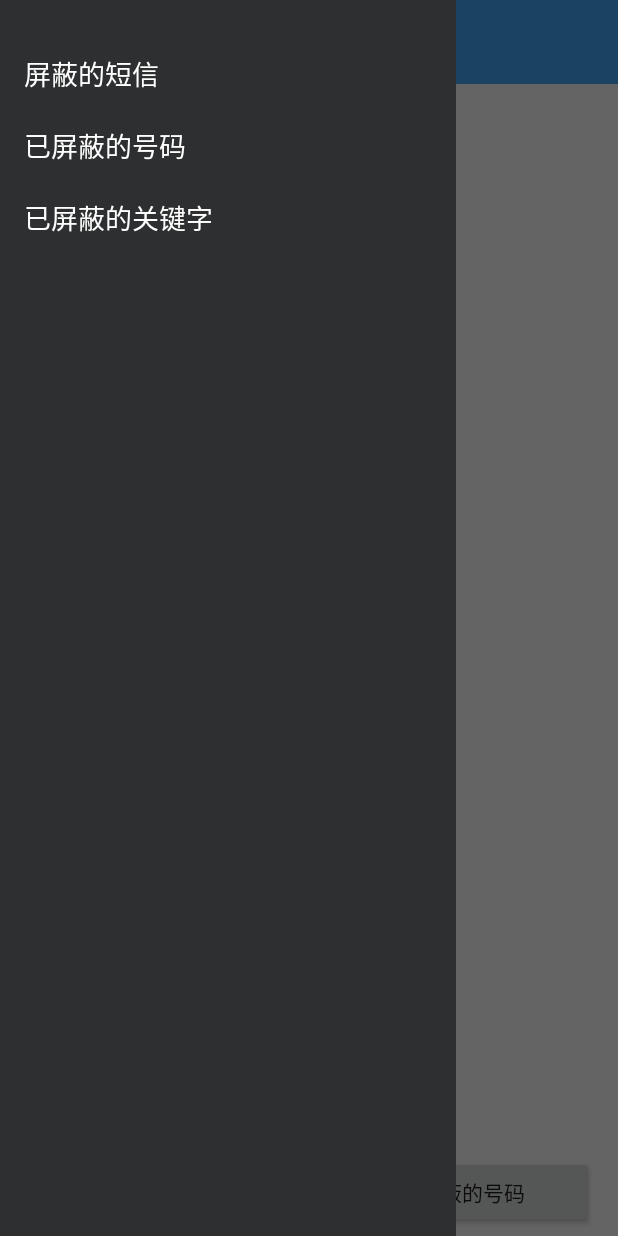
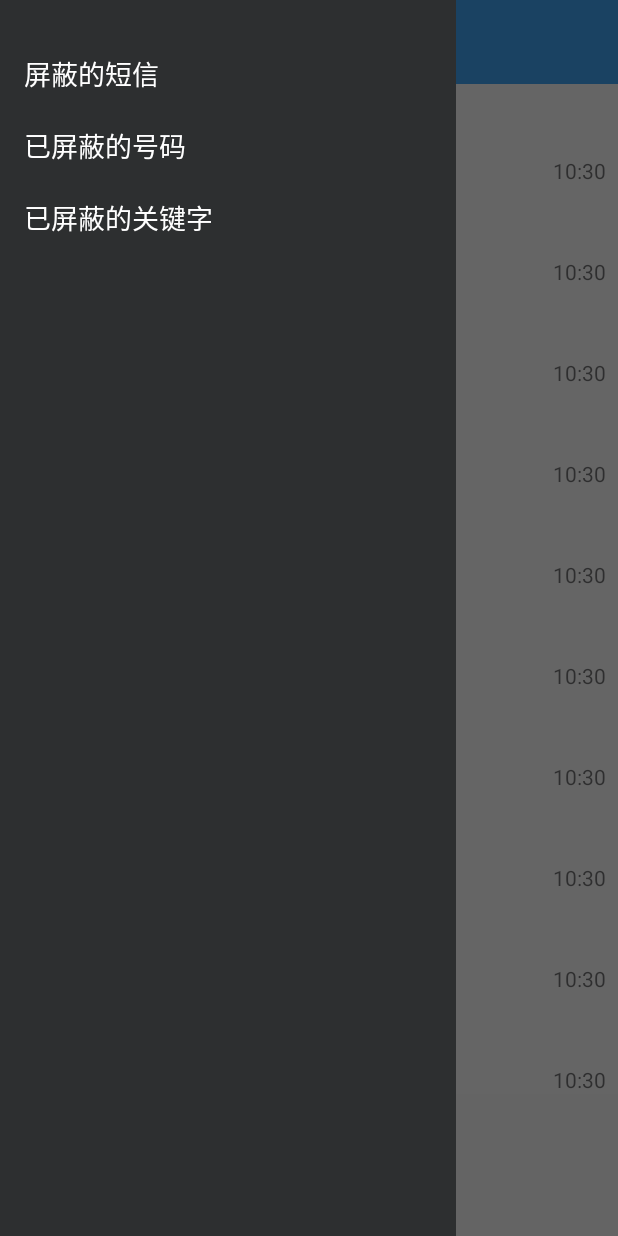
Before and after one commit to chaoyang805/BlockSMS, an Android app: the screen it shows after launch (MainActivity), with the side drawer open, on a phone screen of 412 x 824 dp. Run offline under Robolectric (Android 15) with nearby library versions, the phone set to English and light mode, and no system bars.

Commit message:
实现短信界面

```diff
--- a/app/src/main/java/com/chaoyang805/blocksms/MainActivity.java
+++ b/app/src/main/java/com/chaoyang805/blocksms/MainActivity.java
@@ -18,6 +18,7 @@ import com.chaoyang805.blocksms.app.BlockSMSApp;
 import com.chaoyang805.blocksms.bean.SMS;
 import com.chaoyang805.blocksms.db.SMSDAOImpl;
 import com.chaoyang805.blocksms.fragment.DrawerFragment;
+import com.chaoyang805.blocksms.fragment.SMSFragment;
 import com.chaoyang805.blocksms.utils.Constants;
 
 import java.util.List;
@@ -59,6 +60,8 @@ public class MainActivity extends AppCompatActivity implements View.OnClickListe
 
     private DrawerFragment mDrawerFragment;
 
+    private SMSFragment mSMSFragment;
+
 
 
     @Override
@@ -69,6 +72,13 @@ public class MainActivity extends AppCompatActivity implements View.OnClickListe
         initDrawer();
         initDatas();
         mNotificationManager = (NotificationManager) getSystemService(NOTIFICATION_SERVICE);
+        initSMSFragment();
+    }
+
+    private void initSMSFragment() {
+        mSMSFragment = new SMSFragment();
+
+        getFragmentManager().beginTransaction().replace(R.id.container, mSMSFragment, "sms_fragment").commit();
     }
 
     /**
@@ -94,13 +104,13 @@ public class MainActivity extends AppCompatActivity implements View.OnClickListe
      */
     private void initViews() {
         mToolbar = (Toolbar) findViewById(R.id.toolbar);
-        mLvBlockedSMS = (ListView) findViewById(R.id.lv_blocked_sms);
-        mBtnShowBlackList = (Button) findViewById(R.id.btn_show_blacklist);
-        mBtnShowKeywords = (Button) findViewById(R.id.btn_show_key_words);
-        mBtnShowBlackList.setOnClickListener(this);
-        mBtnShowKeywords.setOnClickListener(this);
-        mLvBlockedSMS.setOnItemLongClickListener(this);
-        mLvBlockedSMS.setOnItemClickListener(this);
+//        mLvBlockedSMS = (ListView) findViewById(R.id.lv_blocked_sms);
+//        mBtnShowBlackList = (Button) findViewById(R.id.btn_show_blacklist);
+//        mBtnShowKeywords = (Button) findViewById(R.id.btn_show_key_words);
+//        mBtnShowBlackList.setOnClickListener(this);
+//        mBtnShowKeywords.setOnClickListener(this);
+//        mLvBlockedSMS.setOnItemLongClickListener(this);
+//        mLvBlockedSMS.setOnItemClickListener(this);
     }
 
     /**
@@ -114,15 +124,15 @@ public class MainActivity extends AppCompatActivity implements View.OnClickListe
         } else {
             getSupportActionBar().setTitle(R.string.no_sms_was_blocked);
         }
-        mAdapter = new SMSAdapter(this, mList);
-        mLvBlockedSMS.setAdapter(mAdapter);
+//        mAdapter = new SMSAdapter(this, mList);
+//        mLvBlockedSMS.setAdapter(mAdapter);
     }
 
     @Override
     protected void onResume() {
         super.onResume();
         //从暂停中恢复后通过数据库更新界面
-        updateUI();
+//        updateUI();
         //取消掉拦截通知
         mNotificationManager.cancel(Constants.NOTIFICATION_ID);
     }
@@ -133,18 +143,18 @@ public class MainActivity extends AppCompatActivity implements View.OnClickListe
      */
     @Override
     public void onClick(View v) {
-        Intent intent;
-        switch (v.getId()) {
-            case R.id.btn_show_key_words:
-                intent = new Intent(this, KeywordsActivity.class);
-                startActivity(intent);
-                break;
-            case R.id.btn_show_blacklist:
-                intent = new Intent(this, BlockedPhoneActivity.class);
-                startActivity(intent);
-                break;
-
-        }
+//        Intent intent;
+//        switch (v.getId()) {
+//            case R.id.btn_show_key_words:
+//                intent = new Intent(this, KeywordsActivity.class);
+//                startActivity(intent);
+//                break;
+//            case R.id.btn_show_blacklist:
+//                intent = new Intent(this, BlockedPhoneActivity.class);
+//                startActivity(intent);
+//                break;
+//
+//        }
     }
 
     /**
--- /dev/null
+++ b/app/src/main/java/com/chaoyang805/blocksms/RecyclerListenerAdapter.java
@@ -0,0 +1,22 @@
+package com.chaoyang805.blocksms;
+
+import android.view.View;
+
+import com.chaoyang805.blocksms.adapter.SMSRecyclerAdapter;
+import com.chaoyang805.blocksms.bean.SMS;
+
+/**
+ * Created by chaoyang805 on 2015/9/4.
+ */
+public abstract class RecyclerListenerAdapter implements SMSRecyclerAdapter.RecyclerListener {
+
+    @Override
+    public void onItemClick(View v, SMS sms) {
+
+    }
+
+    @Override
+    public void onItemLongClick(View v, SMS sms) {
+
+    }
+}
--- /dev/null
+++ b/app/src/main/java/com/chaoyang805/blocksms/adapter/SMSRecyclerAdapter.java
@@ -0,0 +1,96 @@
+package com.chaoyang805.blocksms.adapter;
+
+import android.content.Context;
+import android.support.v7.widget.RecyclerView;
+import android.view.LayoutInflater;
+import android.view.View;
+import android.view.ViewGroup;
+import android.widget.TextView;
+
+import com.chaoyang805.blocksms.R;
+import com.chaoyang805.blocksms.RecyclerListenerAdapter;
+import com.chaoyang805.blocksms.bean.SMS;
+import com.chaoyang805.blocksms.utils.StringFormatUtil;
+
+import java.util.List;
+
+/**
+ * Created by chaoyang805 on 2015/9/4.
+ */
+public class SMSRecyclerAdapter extends RecyclerView.Adapter<SMSRecyclerAdapter.SMSViewHolder> implements View.OnClickListener, View.OnLongClickListener {
+
+    private List<SMS> mSMSes;
+    private Context mContext;
+
+    public SMSRecyclerAdapter(Context context, List<SMS> smses) {
+        mContext = context;
+        mSMSes = smses;
+    }
+
+    public interface RecyclerListener {
+        void onItemClick(View itemView, SMS sms);
+
+        void onItemLongClick(View itemView, SMS sms);
+    }
+
+    private RecyclerListenerAdapter mListenerAdapter;
+
+    public void addListener(RecyclerListenerAdapter listenerAdapter) {
+        mListenerAdapter = listenerAdapter;
+    }
+
+
+    @Override
+    public SMSViewHolder onCreateViewHolder(ViewGroup parent, int viewType) {
+        View itemView = LayoutInflater.from(parent.getContext()).inflate(R.layout.sms_item, parent, false);
+        itemView.setOnClickListener(this);
+        itemView.setOnLongClickListener(this);
+        SMSViewHolder viewHolder = new SMSViewHolder(itemView);
+        return viewHolder;
+    }
+
+    @Override
+    public void onBindViewHolder(SMSViewHolder holder, int position) {
+        SMS sms = mSMSes.get(position);
+        holder.tvReceivedTime.setText(StringFormatUtil.formatMilliseconds(sms.getReceivedTime()));
+        holder.tvSMSInfo.setText(sms.getSMSInfo());
+        holder.tvNum.setText(mContext.getString(R.string.from, sms.getPhoneNum()));
+        holder.itemView.setTag(sms);
+    }
+
+    @Override
+    public int getItemCount() {
+        return mSMSes.size();
+    }
+
+    @Override
+    public void onClick(View itemView) {
+        if (mListenerAdapter != null) {
+            mListenerAdapter.onItemClick(itemView, (SMS) itemView.getTag());
+        }
+    }
+
+    @Override
+    public boolean onLongClick(View itemView) {
+        if (mListenerAdapter != null) {
+            mListenerAdapter.onItemLongClick(itemView, (SMS) itemView.getTag());
+            return true;
+        }
+        return false;
+    }
+
+    public static class SMSViewHolder extends RecyclerView.ViewHolder {
+        TextView tvSMSInfo;
+        TextView tvNum;
+        TextView tvReceivedTime;
+
+
+        public SMSViewHolder(View itemView) {
+            super(itemView);
+
+            tvSMSInfo = (TextView) itemView.findViewById(R.id.tv_sms_info);
+            tvNum = (TextView) itemView.findViewById(R.id.tv_num);
+            tvReceivedTime = (TextView) itemView.findViewById(R.id.tv_received_time);
+        }
+    }
+}
--- /dev/null
+++ b/app/src/main/java/com/chaoyang805/blocksms/fragment/SMSFragment.java
@@ -0,0 +1,106 @@
+package com.chaoyang805.blocksms.fragment;
+
+import android.app.AlertDialog;
+import android.app.Fragment;
+import android.content.DialogInterface;
+import android.os.Bundle;
+import android.support.annotation.Nullable;
+import android.support.v7.widget.LinearLayoutManager;
+import android.support.v7.widget.RecyclerView;
+import android.view.LayoutInflater;
+import android.view.View;
+import android.view.ViewGroup;
+import android.widget.Toast;
+
+import com.chaoyang805.blocksms.MainActivity;
+import com.chaoyang805.blocksms.R;
+import com.chaoyang805.blocksms.RecyclerListenerAdapter;
+import com.chaoyang805.blocksms.adapter.SMSRecyclerAdapter;
+import com.chaoyang805.blocksms.app.BlockSMSApp;
+import com.chaoyang805.blocksms.bean.SMS;
+import com.chaoyang805.blocksms.db.SMSDAOImpl;
+
+import java.util.ArrayList;
+import java.util.List;
+
+/**
+ * Created by chaoyang805 on 2015/9/4.
+ */
+public class SMSFragment extends Fragment {
+
+
+    private View rootView;
+
+    private RecyclerView mSMSList;
+
+    private SMSRecyclerAdapter mAdapter;
+
+    private SMSDAOImpl mSMSDAO;
+
+    private List<SMS> mList;
+
+    @Nullable
+    @Override
+    public View onCreateView(LayoutInflater inflater, ViewGroup container, Bundle savedInstanceState) {
+        rootView = inflater.inflate(R.layout.fragment_sms,container,false);
+        mSMSList = (RecyclerView) rootView.findViewById(R.id.recycler_sms);
+        LinearLayoutManager linearLayoutManager = new LinearLayoutManager(getActivity());
+        mSMSList.setLayoutManager(linearLayoutManager);
+        mSMSDAO = ((BlockSMSApp) getActivity().getApplication()).getSMSDaoImpl();
+        generateDatas();
+        mAdapter = new SMSRecyclerAdapter(getActivity(),mList);
+        mAdapter.addListener(new RecyclerListenerAdapter() {
+            @Override
+            public void onItemLongClick(View itemView, SMS sms) {
+                showDeleteDialog(sms);
+            }
+
+            @Override
+            public void onItemClick(View itemView, SMS sms) {
+                Toast.makeText(getActivity(),"onItemClick",Toast.LENGTH_SHORT).show();
+            }
+        });
+        mSMSList.setAdapter(mAdapter);
+        return rootView;
+    }
+
+    /**
+     * 显示删除的dialog
+     * @param sms
+     */
+    private void showDeleteDialog(final SMS sms) {
+        AlertDialog.Builder deleteDialogBuilder = new AlertDialog.Builder(getActivity());
+        deleteDialogBuilder
+                .setTitle(R.string.delete_sms)
+                .setMessage(R.string.are_you_sure_you_want_delete_this_sms)
+                .setPositiveButton(R.string.confirm, new DialogInterface.OnClickListener() {
+                    @Override
+                    public void onClick(DialogInterface dialog, int which) {
+                        //将按下的item的对应信息从数据库删除
+                        mSMSDAO.deleteSMS(sms);
+                        //更新界面的数据
+                        updateUI(sms);
+                    }
+                })
+                .setNegativeButton(R.string.cancel, null).show();
+    }
+
+    private void updateUI(SMS sms) {
+        int position = mList.indexOf(sms);
+        mList.remove(position);
+//        mList = mSMSDAO.getAllSMS();
+        mAdapter.notifyItemRemoved(position);
+        if (mList.size() > 0){
+            ((MainActivity)getActivity()).getSupportActionBar().setTitle(R.string.blocked_sms);
+        }else {
+            ((MainActivity)getActivity()).getSupportActionBar().setTitle(R.string.no_sms_was_blocked);
+        }
+    }
+
+    private void generateDatas() {
+        mList = new ArrayList<>();
+        for (int i = 0; i < 10; i++) {
+            mList.add(new SMS(System.currentTimeMillis(), "测试短信" + i, "1378874707" + i));
+        }
+    }
+}
--- /dev/null
+++ b/app/src/main/res/drawable/item_bg.xml
@@ -0,0 +1,9 @@
+<?xml version="1.0" encoding="utf-8"?>
+<selector xmlns:android="http://schemas.android.com/apk/res/android">
+    <item android:state_pressed="true">
+        <color android:color="@color/list_item_background_color_selected"/>
+    </item>
+    <item android:state_pressed="false">
+        <color android:color="@color/list_item_background_color"/>
+    </item>
+</selector>
--- a/app/src/main/res/layout/activity_main.xml
+++ b/app/src/main/res/layout/activity_main.xml
@@ -20,46 +20,49 @@
             chaoyang805:theme="@style/ThemeOverlay.AppCompat.Dark.ActionBar"
             chaoyang805:popupTheme="@style/ThemeOverlay.AppCompat.Light"
             android:minHeight="?android:attr/actionBarSize"/>
+        <FrameLayout
+            android:id="@+id/container"
+            android:layout_width="match_parent"
+            android:layout_height="match_parent"></FrameLayout>
+        <!--<LinearLayout-->
+            <!--android:layout_width="match_parent"-->
+            <!--android:layout_height="match_parent"-->
+            <!--android:orientation="vertical"-->
+            <!--tools:context=".MainActivity">-->
 
-        <LinearLayout
-            android:layout_width="match_parent"
-            android:layout_height="match_parent"
-            android:orientation="vertical"
-            tools:context=".MainActivity">
+            <!--<ListView-->
+                <!--android:id="@+id/lv_blocked_sms"-->
+                <!--android:layout_width="match_parent"-->
+                <!--android:layout_height="0dp"-->
+                <!--android:layout_weight="1">-->
+            <!--</ListView>-->
 
-            <ListView
-                android:id="@+id/lv_blocked_sms"
-                android:layout_width="match_parent"
-                android:layout_height="0dp"
-                android:layout_weight="1">
-            </ListView>
+            <!--<LinearLayout-->
+                <!--android:layout_width="match_parent"-->
+                <!--android:layout_height="wrap_content"-->
+                <!--android:layout_below="@id/lv_blocked_sms"-->
+                <!--android:layout_marginBottom="5dp"-->
+                <!--android:layout_marginLeft="16dp"-->
+                <!--android:layout_marginRight="16dp">-->
 
-            <LinearLayout
-                android:layout_width="match_parent"
-                android:layout_height="wrap_content"
-                android:layout_below="@id/lv_blocked_sms"
-                android:layout_marginBottom="5dp"
-                android:layout_marginLeft="16dp"
-                android:layout_marginRight="16dp">
+                <!--<Button-->
+                    <!--android:id="@+id/btn_show_key_words"-->
+                    <!--android:layout_width="0dp"-->
+                    <!--android:layout_height="wrap_content"-->
+                    <!--android:layout_weight="1"-->
+                    <!--android:text="@string/see_blocked_keywords"-->
+                    <!--/>-->
 
-                <Button
-                    android:id="@+id/btn_show_key_words"
-                    android:layout_width="0dp"
-                    android:layout_height="wrap_content"
-                    android:layout_weight="1"
-                    android:text="@string/see_blocked_keywords"
-                    />
+                <!--<Button-->
+                    <!--android:id="@+id/btn_show_blacklist"-->
+                    <!--android:layout_width="0dp"-->
+                    <!--android:layout_height="wrap_content"-->
+                    <!--android:layout_weight="1"-->
+                    <!--android:text="@string/see_blocked_phone_numbers"-->
+                    <!--/>-->
+            <!--</LinearLayout>-->
 
-                <Button
-                    android:id="@+id/btn_show_blacklist"
-                    android:layout_width="0dp"
-                    android:layout_height="wrap_content"
-                    android:layout_weight="1"
-                    android:text="@string/see_blocked_phone_numbers"
-                    />
-            </LinearLayout>
-
-        </LinearLayout>
+        <!--</LinearLayout>-->
     </LinearLayout>
 
     <com.chaoyang805.blocksms.utils.ScrimInsetsFrameLayout
--- a/app/src/main/res/layout/sms_item.xml
+++ b/app/src/main/res/layout/sms_item.xml
@@ -1,6 +1,8 @@
 <?xml version="1.0" encoding="utf-8"?>
 <LinearLayout xmlns:android="http://schemas.android.com/apk/res/android"
     android:orientation="vertical"
+    android:clickable="true"
+    android:background="@drawable/item_bg"
     android:layout_width="match_parent"
     android:layout_height="wrap_content">
     <TextView
--- a/app/src/main/res/values/colors.xml
+++ b/app/src/main/res/values/colors.xml
@@ -1,4 +1,6 @@
 <?xml version="1.0" encoding="utf-8"?>
 <resources>
     <color name="colorPrimaryDark">#2196f3</color>
+    <color name="list_item_background_color">#FDFDFE</color>
+    <color name="list_item_background_color_selected">#EFF2FB</color>
 </resources>
```
Also changed, not shown: app/src/main/res/layout/fragment_sms.xml (added, +12 -0 lines).
